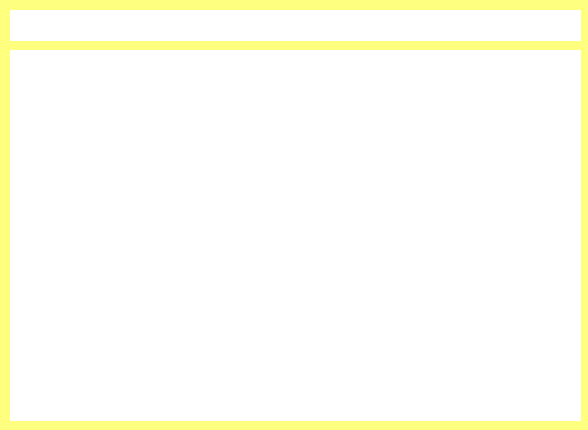
QuitoAr/Cine, file gui/ventana_buscar.ui: the form before one commit.
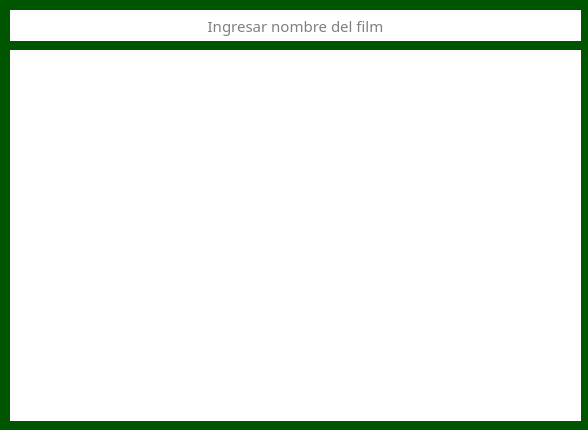
The form after the commit. Icons and pictures are not drawn.

Commit message: DIseño gráfico buscar

Diff of the .ui file:
```diff
--- a/gui/ventana_buscar.ui
+++ b/gui/ventana_buscar.ui
@@ -35,10 +35,11 @@
    <bool>false</bool>
   </property>
   <property name="styleSheet">
-   <string notr="true">border: 10px;
+   <string notr="true">border: 20px;
 border-radius: 20 px;
 border-color: rgb(48, 45, 44);
-background-color: rgb(255, 255, 127);</string>
+background-color: rgb(85, 255, 127);
+background-color: rgb(0, 85, 0);</string>
   </property>
   <widget class="QTableWidget" name="tblResultados">
    <property name="geometry">
@@ -101,6 +102,9 @@
    <property name="alignment">
     <set>Qt::AlignCenter</set>
    </property>
+   <property name="placeholderText">
+    <string>Ingresar nombre del film</string>
+   </property>
   </widget>
   <zorder>layoutWidget</zorder>
   <zorder>tblResultados</zorder>
```
Left out of the diff: 2 changed lines with no effect on the pictures. The commit also changes 9 other files.
